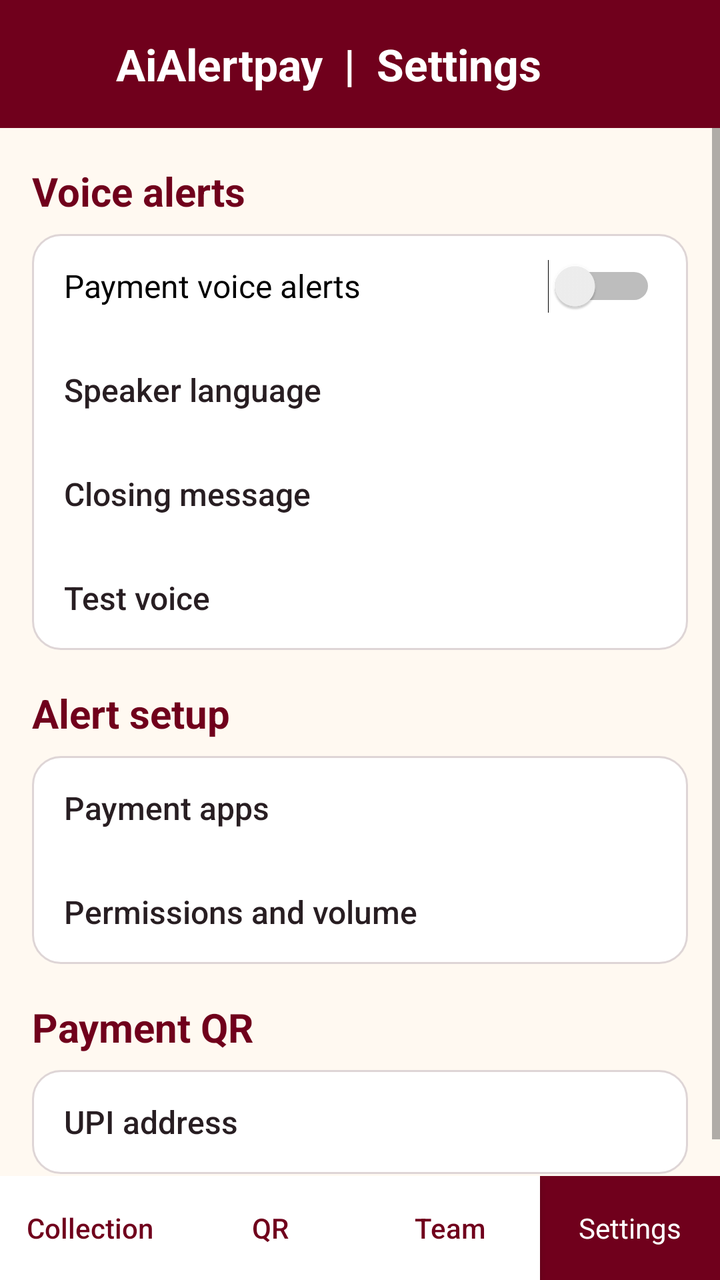
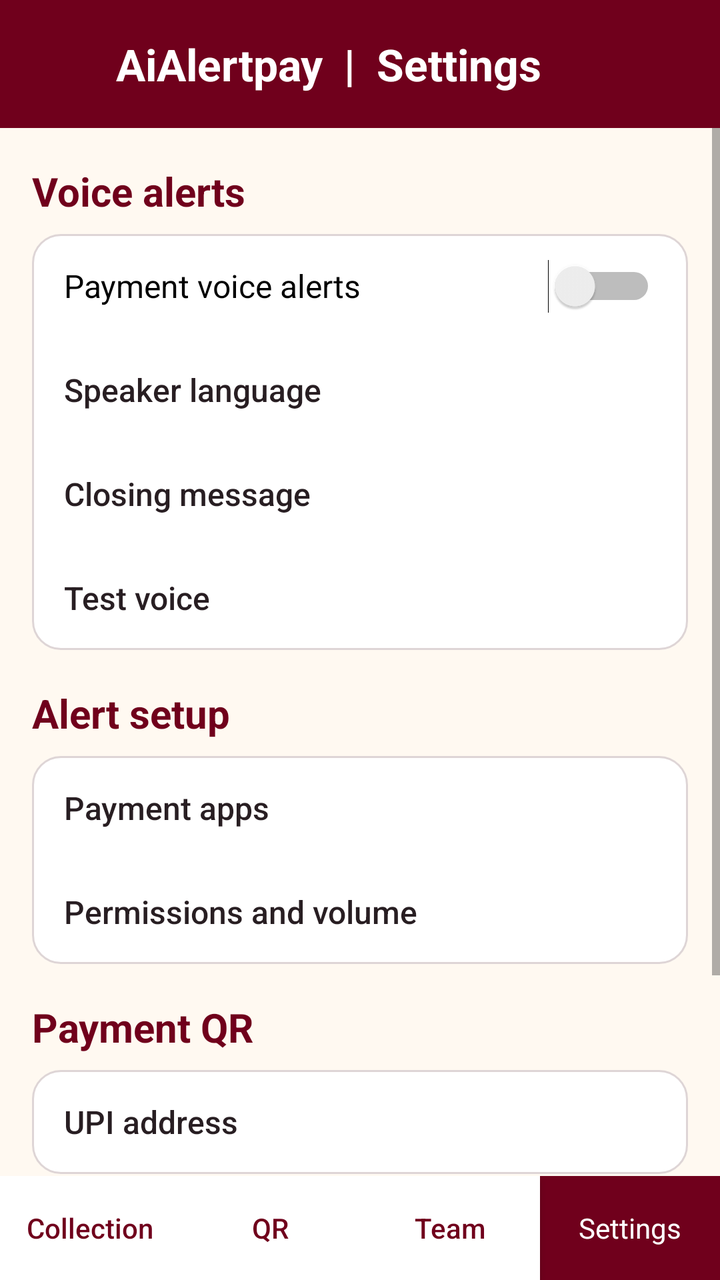

Two renders of the same Android screen: before a commit and after it. Below are the layout's source before the change and the commit's diff.
<!-- AndroidManifest.xml: application theme android:Theme.Material.Light.NoActionBar -->
<!-- res/layout/app_settings.xml -->
<LinearLayout xmlns:android="http://schemas.android.com/apk/res/android" android:layout_width="match_parent" android:layout_height="match_parent" android:fitsSystemWindows="true" android:orientation="vertical" android:background="#FFF9F1">
    <LinearLayout android:layout_width="match_parent" android:layout_height="wrap_content" android:padding="16dp" android:gravity="center_vertical" android:background="#70001C">
        <ImageView android:layout_width="32dp" android:layout_height="32dp" android:src="@mipmap/ic_launcher" android:importantForAccessibility="no"/>
        <TextView android:layout_width="match_parent" android:layout_height="wrap_content" android:paddingStart="10dp" android:text="AiAlertpay  |  Settings" android:textColor="#FFFFFF" android:textStyle="bold" android:textSize="22sp"/>
    </LinearLayout>
    <ScrollView android:layout_width="match_parent" android:layout_height="0dp" android:layout_weight="1">
        <LinearLayout android:layout_width="match_parent" android:layout_height="wrap_content" android:paddingHorizontal="16dp" android:paddingBottom="20dp" android:orientation="vertical">
            <TextView android:layout_width="match_parent" android:layout_height="wrap_content" android:layout_marginTop="18dp" android:layout_marginBottom="8dp" android:text="Voice alerts" android:textSize="20sp" android:textStyle="bold" android:textColor="#70001C"/>
            <LinearLayout android:layout_width="match_parent" android:layout_height="wrap_content" android:orientation="vertical" android:background="@drawable/team_panel"><Switch android:id="@+id/voice_on" android:layout_width="match_parent" android:layout_height="wrap_content" android:minHeight="52dp" android:paddingHorizontal="16dp" android:text="Payment voice alerts" android:textSize="16sp"/><Button android:id="@+id/settings_language" android:layout_width="match_parent" android:layout_height="wrap_content" android:minHeight="52dp" android:paddingHorizontal="16dp" android:gravity="start|center_vertical" android:text="Speaker language" android:textColor="#281E22" android:textAllCaps="false" android:textSize="16sp" android:background="?android:attr/selectableItemBackground"/><Button android:id="@+id/settings_closing" android:layout_width="match_parent" android:layout_height="wrap_content" android:minHeight="52dp" android:paddingHorizontal="16dp" android:gravity="start|center_vertical" android:text="Closing message" android:textColor="#281E22" android:textAllCaps="false" android:textSize="16sp" android:background="?android:attr/selectableItemBackground"/><Button android:id="@+id/settings_test" android:layout_width="match_parent" android:layout_height="wrap_content" android:minHeight="52dp" android:paddingHorizontal="16dp" android:gravity="start|center_vertical" android:text="Test voice" android:textColor="#281E22" android:textAllCaps="false" android:textSize="16sp" android:background="?android:attr/selectableItemBackground"/></LinearLayout>
            <TextView android:layout_width="match_parent" android:layout_height="wrap_content" android:layout_marginTop="18dp" android:layout_marginBottom="8dp" android:text="Alert setup" android:textSize="20sp" android:textStyle="bold" android:textColor="#70001C"/><LinearLayout android:layout_width="match_parent" android:layout_height="wrap_content" android:orientation="vertical" android:background="@drawable/team_panel"><Button android:id="@+id/settings_apps" android:layout_width="match_parent" android:layout_height="wrap_content" android:minHeight="52dp" android:paddingHorizontal="16dp" android:gravity="start|center_vertical" android:text="Payment apps" android:textColor="#281E22" android:textAllCaps="false" android:textSize="16sp" android:background="?android:attr/selectableItemBackground"/><Button android:id="@+id/settings_permissions" android:layout_width="match_parent" android:layout_height="wrap_content" android:minHeight="52dp" android:paddingHorizontal="16dp" android:gravity="start|center_vertical" android:text="Permissions and volume" android:textColor="#281E22" android:textAllCaps="false" android:textSize="16sp" android:background="?android:attr/selectableItemBackground"/></LinearLayout>
            <TextView android:layout_width="match_parent" android:layout_height="wrap_content" android:layout_marginTop="18dp" android:layout_marginBottom="8dp" android:text="Payment QR" android:textSize="20sp" android:textStyle="bold" android:textColor="#70001C"/><LinearLayout android:layout_width="match_parent" android:layout_height="wrap_content" android:orientation="vertical" android:background="@drawable/team_panel"><Button android:id="@+id/settings_address" android:layout_width="match_parent" android:layout_height="wrap_content" android:minHeight="52dp" android:paddingHorizontal="16dp" android:gravity="start|center_vertical" android:text="UPI address" android:textColor="#281E22" android:textAllCaps="false" android:textSize="16sp" android:background="?android:attr/selectableItemBackground"/></LinearLayout>
        </LinearLayout>
    </ScrollView>
    <LinearLayout android:layout_width="match_parent" android:layout_height="wrap_content"><Button android:layout_width="0dp" android:layout_height="52dp" android:layout_weight="1" android:minWidth="0dp" android:paddingHorizontal="1dp" android:gravity="center" android:textAllCaps="false" android:textSize="14sp" android:id="@+id/open_collection" android:text="Collection" android:textColor="#70001C" android:background="#FFFFFF"/><Button android:layout_width="0dp" android:layout_height="52dp" android:layout_weight="1" android:minWidth="0dp" android:paddingHorizontal="1dp" android:gravity="center" android:textAllCaps="false" android:textSize="14sp" android:id="@+id/open_qr" android:text="QR" android:textColor="#70001C" android:background="#FFFFFF"/><Button android:layout_width="0dp" android:layout_height="52dp" android:layout_weight="1" android:minWidth="0dp" android:paddingHorizontal="1dp" android:gravity="center" android:textAllCaps="false" android:textSize="14sp" android:id="@+id/open_team" android:text="Team" android:textColor="#70001C" android:background="#FFFFFF"/><TextView android:layout_width="0dp" android:layout_height="52dp" android:layout_weight="1" android:minWidth="0dp" android:paddingHorizontal="1dp" android:gravity="center" android:textAllCaps="false" android:textSize="14sp" android:text="Settings" android:textColor="#FFFFFF" android:background="#70001C"/></LinearLayout>
</LinearLayout>
<!-- resources referenced by this layout -->
<resources>
  <!-- drawable team_panel (drawable) -->
  <shape xmlns:android="http://schemas.android.com/apk/res/android"><solid android:color="#FFFFFF"/><corners android:radius="14dp"/><stroke android:width="1dp" android:color="#DED5D6"/></shape>
  <!-- mipmap ic_launcher (mipmap-anydpi-v26) -->
  <adaptive-icon xmlns:android="http://schemas.android.com/apk/res/android">
      <background android:drawable="@color/launcher_gold"/>
      <foreground android:drawable="@drawable/launcher_bell"/>
  </adaptive-icon>
  <color name="launcher_gold">#FFBF00</color>
  <!-- drawable launcher_bell (drawable) -->
  <vector xmlns:android="http://schemas.android.com/apk/res/android"
      android:width="108dp" android:height="108dp" android:viewportWidth="108" android:viewportHeight="108">
      <group android:translateX="22" android:translateY="22">
          <path android:fillColor="#70001C" android:pathData="M29,13 A3,3 0,0 1,35 13 V15 C42,17 45,22 45,29 Q45,35 49,39 Q51,43 47,43 H17 Q13,43 15,39 Q19,35 19,29 C19,22 22,17 29,15 Z"/>
          <path android:strokeColor="#70001C" android:strokeWidth="2.4" android:strokeLineCap="round" android:pathData="M18,15 Q13,18 13,23 M14,11 Q7,15 7,23 M46,15 Q51,18 51,23 M50,11 Q57,15 57,23"/>
          <path android:fillColor="#FFBF00" android:strokeColor="#70001C" android:strokeWidth="2" android:pathData="M32,36 A9,9 0,1 1,32 54 A9,9 0,1 1,32 36 Z"/>
          <path android:strokeColor="#70001C" android:strokeWidth="1.7" android:strokeLineCap="round" android:strokeLineJoin="round" android:pathData="M28,40 H36 M28,43 H36 M30,40 C35,40 35,46 28,46 L34,51"/>
      </group>
  </vector>
</resources>

<!-- the commit's change to res/layout/app_settings.xml (unified diff, before → after) -->
@@ -9,6 +9,8 @@
             <LinearLayout android:layout_width="match_parent" android:layout_height="wrap_content" android:orientation="vertical" android:background="@drawable/team_panel"><Switch android:id="@+id/voice_on" android:layout_width="match_parent" android:layout_height="wrap_content" android:minHeight="52dp" android:paddingHorizontal="16dp" android:text="Payment voice alerts" android:textSize="16sp"/><Button android:id="@+id/settings_language" android:layout_width="match_parent" android:layout_height="wrap_content" android:minHeight="52dp" android:paddingHorizontal="16dp" android:gravity="start|center_vertical" android:text="Speaker language" android:textColor="#281E22" android:textAllCaps="false" android:textSize="16sp" android:background="?android:attr/selectableItemBackground"/><Button android:id="@+id/settings_closing" android:layout_width="match_parent" android:layout_height="wrap_content" android:minHeight="52dp" android:paddingHorizontal="16dp" android:gravity="start|center_vertical" android:text="Closing message" android:textColor="#281E22" android:textAllCaps="false" android:textSize="16sp" android:background="?android:attr/selectableItemBackground"/><Button android:id="@+id/settings_test" android:layout_width="match_parent" android:layout_height="wrap_content" android:minHeight="52dp" android:paddingHorizontal="16dp" android:gravity="start|center_vertical" android:text="Test voice" android:textColor="#281E22" android:textAllCaps="false" android:textSize="16sp" android:background="?android:attr/selectableItemBackground"/></LinearLayout>
             <TextView android:layout_width="match_parent" android:layout_height="wrap_content" android:layout_marginTop="18dp" android:layout_marginBottom="8dp" android:text="Alert setup" android:textSize="20sp" android:textStyle="bold" android:textColor="#70001C"/><LinearLayout android:layout_width="match_parent" android:layout_height="wrap_content" android:orientation="vertical" android:background="@drawable/team_panel"><Button android:id="@+id/settings_apps" android:layout_width="match_parent" android:layout_height="wrap_content" android:minHeight="52dp" android:paddingHorizontal="16dp" android:gravity="start|center_vertical" android:text="Payment apps" android:textColor="#281E22" android:textAllCaps="false" android:textSize="16sp" android:background="?android:attr/selectableItemBackground"/><Button android:id="@+id/settings_permissions" android:layout_width="match_parent" android:layout_height="wrap_content" android:minHeight="52dp" android:paddingHorizontal="16dp" android:gravity="start|center_vertical" android:text="Permissions and volume" android:textColor="#281E22" android:textAllCaps="false" android:textSize="16sp" android:background="?android:attr/selectableItemBackground"/></LinearLayout>
             <TextView android:layout_width="match_parent" android:layout_height="wrap_content" android:layout_marginTop="18dp" android:layout_marginBottom="8dp" android:text="Payment QR" android:textSize="20sp" android:textStyle="bold" android:textColor="#70001C"/><LinearLayout android:layout_width="match_parent" android:layout_height="wrap_content" android:orientation="vertical" android:background="@drawable/team_panel"><Button android:id="@+id/settings_address" android:layout_width="match_parent" android:layout_height="wrap_content" android:minHeight="52dp" android:paddingHorizontal="16dp" android:gravity="start|center_vertical" android:text="UPI address" android:textColor="#281E22" android:textAllCaps="false" android:textSize="16sp" android:background="?android:attr/selectableItemBackground"/></LinearLayout>
+<TextView android:layout_width="match_parent" android:layout_height="wrap_content" android:layout_marginTop="18dp" android:layout_marginBottom="8dp" android:text="Billing" android:textSize="20sp" android:textStyle="bold" android:textColor="#70001C"/><LinearLayout android:layout_width="match_parent" android:layout_height="wrap_content" android:orientation="vertical" android:background="@drawable/team_panel">
+                <Button android:id="@+id/settings_subscription" android:layout_width="match_parent" android:layout_height="wrap_content" android:minHeight="52dp" android:paddingHorizontal="16dp" android:gravity="start|center_vertical" android:text="Subscription" android:textColor="#281E22" android:textAllCaps="false" android:textSize="16sp" android:background="?android:attr/selectableItemBackground"/></LinearLayout>
         </LinearLayout>
     </ScrollView>
     <LinearLayout android:layout_width="match_parent" android:layout_height="wrap_content"><Button android:layout_width="0dp" android:layout_height="52dp" android:layout_weight="1" android:minWidth="0dp" android:paddingHorizontal="1dp" android:gravity="center" android:textAllCaps="false" android:textSize="14sp" android:id="@+id/open_collection" android:text="Collection" android:textColor="#70001C" android:background="#FFFFFF"/><Button android:layout_width="0dp" android:layout_height="52dp" android:layout_weight="1" android:minWidth="0dp" android:paddingHorizontal="1dp" android:gravity="center" android:textAllCaps="false" android:textSize="14sp" android:id="@+id/open_qr" android:text="QR" android:textColor="#70001C" android:background="#FFFFFF"/><Button android:layout_width="0dp" android:layout_height="52dp" android:layout_weight="1" android:minWidth="0dp" android:paddingHorizontal="1dp" android:gravity="center" android:textAllCaps="false" android:textSize="14sp" android:id="@+id/open_team" android:text="Team" android:textColor="#70001C" android:background="#FFFFFF"/><TextView android:layout_width="0dp" android:layout_height="52dp" android:layout_weight="1" android:minWidth="0dp" android:paddingHorizontal="1dp" android:gravity="center" android:textAllCaps="false" android:textSize="14sp" android:text="Settings" android:textColor="#FFFFFF" android:background="#70001C"/></LinearLayout>
